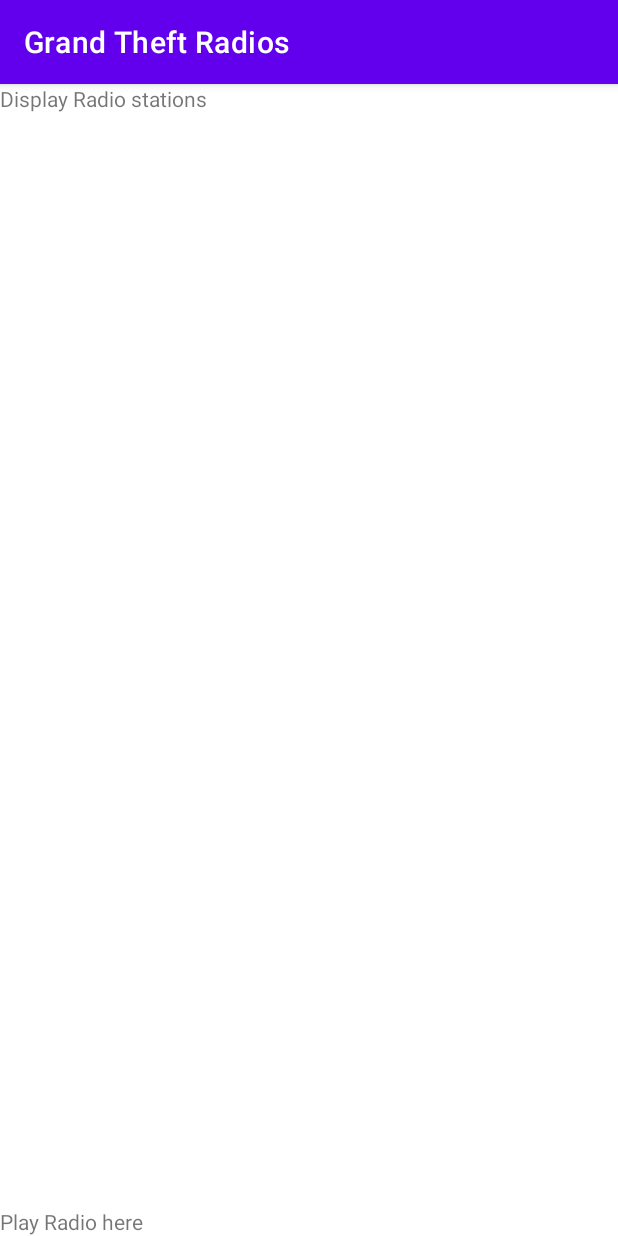
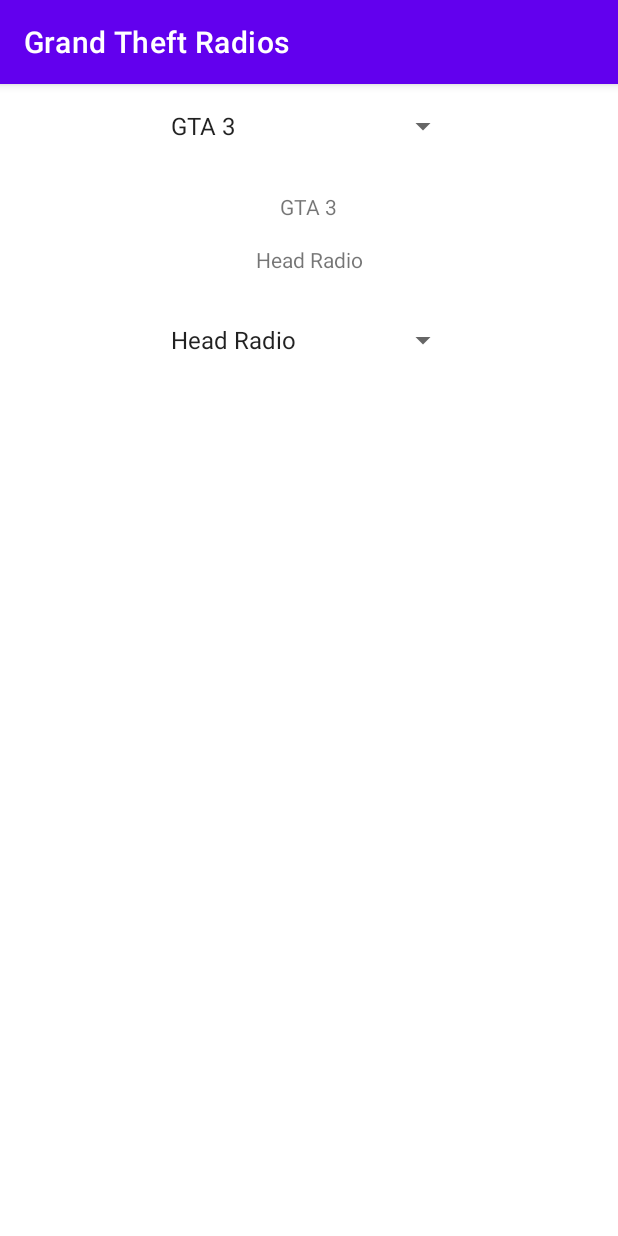
Before and after one commit to Halsey77/Grand-Theft-Radios, an Android app: the screen it shows after launch (MainActivity), on a phone screen of 412 x 824 dp. Run offline under Robolectric (Android 15) with nearby library versions, the phone set to English and light mode, and no system bars.

Commit message:
Make basic station selectoin (#1)
* set game spinner

* set stations spinner when game changes

* make text changes when game and station changes

* make text changes when game and station changes

* remove TODO

```diff
--- a/app/src/main/AndroidManifest.xml
+++ b/app/src/main/AndroidManifest.xml
@@ -16,7 +16,6 @@
                 android:exported="true">
             <intent-filter>
                 <action android:name="android.intent.action.MAIN"/>
-
                 <category android:name="android.intent.category.LAUNCHER"/>
             </intent-filter>
         </activity>
--- a/app/src/main/java/com/halsey/grandtheftradios/MainActivity.kt
+++ b/app/src/main/java/com/halsey/grandtheftradios/MainActivity.kt
@@ -2,10 +2,92 @@ package com.halsey.grandtheftradios
 
 import androidx.appcompat.app.AppCompatActivity
 import android.os.Bundle
+import android.view.View
+import android.widget.AdapterView
+import android.widget.ArrayAdapter
+import android.widget.Spinner
+import android.widget.TextView
 
 class MainActivity : AppCompatActivity() {
+
+    private lateinit var gameSpinner: Spinner
+    private lateinit var stationSpinner: Spinner
+    private lateinit var gameText: TextView
+    private lateinit var stationText: TextView
+
     override fun onCreate(savedInstanceState: Bundle?) {
         super.onCreate(savedInstanceState)
         setContentView(R.layout.activity_main)
+
+        //initialize variables
+        gameSpinner = findViewById(R.id.gameSpinner)
+        stationSpinner = findViewById(R.id.stationSpinner)
+        gameText = findViewById(R.id.gameText)
+        stationText = findViewById(R.id.stationText)
+
+        //initialize the activity
+        initialize()
+    }
+
+    private fun initialize() {
+        initGameSpinner()
+        initStationSpinner()
+    }
+
+    private fun initStationSpinner() {
+        stationSpinner.onItemSelectedListener = object : AdapterView.OnItemSelectedListener {
+            override fun onItemSelected(p0: AdapterView<*>?, p1: View?, p2: Int, p3: Long) {
+                val stationName = stationSpinner.selectedItem.toString()
+                stationText.text = stationName
+            }
+
+            override fun onNothingSelected(p0: AdapterView<*>?) {
+                //do nothing
+            }
+
+        }
+    }
+
+    private fun initGameSpinner() {
+        ArrayAdapter.createFromResource(
+            this,
+            R.array.gta_games,
+            android.R.layout.simple_spinner_item
+        ).also { adapter ->
+            adapter.setDropDownViewResource(android.R.layout.simple_spinner_dropdown_item)
+            gameSpinner.adapter = adapter
+        }
+
+        gameSpinner.setSelection(0)
+
+        //make station spinner and gameText change when game spinner changes
+        gameSpinner.onItemSelectedListener = object : AdapterView.OnItemSelectedListener {
+            override fun onItemSelected(
+                parent: AdapterView<*>,
+                view: View, position: Int, id: Long
+            ) {
+                setStationValues(position)
+                gameText.text = resources.getStringArray(R.array.gta_games)[position]
+            }
+
+            override fun onNothingSelected(parent: AdapterView<*>) {
+                //nothing happens
+            }
+        }
+    }
+
+    private fun setStationValues(position: Int) {
+        val stations = resources.getStringArray(R.array.gta_stations)[position].split(';').toTypedArray()
+
+        ArrayAdapter(
+            this,
+            android.R.layout.simple_spinner_item,
+            stations
+        ).also { adapter ->
+            adapter.setDropDownViewResource(android.R.layout.simple_spinner_dropdown_item)
+            stationSpinner.adapter = adapter
+        }
+
+        stationSpinner.setSelection(0)
     }
 }
--- a/app/src/main/java/com/halsey/grandtheftradios/fragments/PlayRadioFragment.kt
+++ /dev/null
@@ -1,60 +0,0 @@
-package com.halsey.grandtheftradios.fragments
-
-import android.os.Bundle
-import androidx.fragment.app.Fragment
-import android.view.LayoutInflater
-import android.view.View
-import android.view.ViewGroup
-import com.halsey.grandtheftradios.R
-
-// TODO: Rename parameter arguments, choose names that match
-// the fragment initialization parameters, e.g. ARG_ITEM_NUMBER
-private const val ARG_PARAM1 = "param1"
-private const val ARG_PARAM2 = "param2"
-
-/**
- * A simple [Fragment] subclass.
- * Use the [PlayRadioFragment.newInstance] factory method to
- * create an instance of this fragment.
- */
-class PlayRadioFragment : Fragment() {
-    // TODO: Rename and change types of parameters
-    private var param1: String? = null
-    private var param2: String? = null
-
-    override fun onCreate(savedInstanceState: Bundle?) {
-        super.onCreate(savedInstanceState)
-        arguments?.let {
-            param1 = it.getString(ARG_PARAM1)
-            param2 = it.getString(ARG_PARAM2)
-        }
-    }
-
-    override fun onCreateView(
-        inflater: LayoutInflater, container: ViewGroup?,
-        savedInstanceState: Bundle?
-    ): View? {
-        // Inflate the layout for this fragment
-        return inflater.inflate(R.layout.fragment_play_radio, container, false)
-    }
-
-    companion object {
-        /**
-         * Use this factory method to create a new instance of
-         * this fragment using the provided parameters.
-         *
-         * @param param1 Parameter 1.
-         * @param param2 Parameter 2.
-         * @return A new instance of fragment PlayRadioFragment.
-         */
-        // TODO: Rename and change types and number of parameters
-        @JvmStatic
-        fun newInstance(param1: String, param2: String) =
-            PlayRadioFragment().apply {
-                arguments = Bundle().apply {
-                    putString(ARG_PARAM1, param1)
-                    putString(ARG_PARAM2, param2)
-                }
-            }
-    }
-}
--- a/app/src/main/java/com/halsey/grandtheftradios/fragments/RadiosDisplayFragment.kt
+++ /dev/null
@@ -1,60 +0,0 @@
-package com.halsey.grandtheftradios.fragments
-
-import android.os.Bundle
-import androidx.fragment.app.Fragment
-import android.view.LayoutInflater
-import android.view.View
-import android.view.ViewGroup
-import com.halsey.grandtheftradios.R
-
-// TODO: Rename parameter arguments, choose names that match
-// the fragment initialization parameters, e.g. ARG_ITEM_NUMBER
-private const val ARG_PARAM1 = "param1"
-private const val ARG_PARAM2 = "param2"
-
-/**
- * A simple [Fragment] subclass.
- * Use the [RadiosDisplayFragment.newInstance] factory method to
- * create an instance of this fragment.
- */
-class RadiosDisplayFragment : Fragment() {
-    // TODO: Rename and change types of parameters
-    private var param1: String? = null
-    private var param2: String? = null
-
-    override fun onCreate(savedInstanceState: Bundle?) {
-        super.onCreate(savedInstanceState)
-        arguments?.let {
-            param1 = it.getString(ARG_PARAM1)
-            param2 = it.getString(ARG_PARAM2)
-        }
-    }
-
-    override fun onCreateView(
-        inflater: LayoutInflater, container: ViewGroup?,
-        savedInstanceState: Bundle?
-    ): View? {
-        // Inflate the layout for this fragment
-        return inflater.inflate(R.layout.fragment_radios_display, container, false)
-    }
-
-    companion object {
-        /**
-         * Use this factory method to create a new instance of
-         * this fragment using the provided parameters.
-         *
-         * @param param1 Parameter 1.
-         * @param param2 Parameter 2.
-         * @return A new instance of fragment RadiosDisplayFragment.
-         */
-        // TODO: Rename and change types and number of parameters
-        @JvmStatic
-        fun newInstance(param1: String, param2: String) =
-            RadiosDisplayFragment().apply {
-                arguments = Bundle().apply {
-                    putString(ARG_PARAM1, param1)
-                    putString(ARG_PARAM2, param2)
-                }
-            }
-    }
-}
--- a/app/src/main/res/layout/activity_main.xml
+++ b/app/src/main/res/layout/activity_main.xml
@@ -6,25 +6,26 @@
         android:layout_width="match_parent"
         android:layout_height="match_parent"
         tools:context=".MainActivity">
-
-    <fragment
-            android:layout_width="match_parent"
-            android:layout_height="match_parent"
-            android:id="@+id/radiosDisplayFragment"
-            android:name="com.halsey.grandtheftradios.fragments.RadiosDisplayFragment"
-            app:layout_constraintStart_toStartOf="parent"
-            app:layout_constraintEnd_toEndOf="parent"
-            app:layout_constraintTop_toTopOf="parent"
-    />
-
-    <fragment
-            android:id="@+id/radioPlayerFragment"
-            android:name="com.halsey.grandtheftradios.fragments.PlayRadioFragment"
-            android:layout_width="match_parent"
-            android:layout_height="wrap_content"
-            app:layout_constraintBottom_toBottomOf="parent"
-            app:layout_constraintEnd_toEndOf="parent"
-            app:layout_constraintStart_toStartOf="parent"
-    />
-
+    <Spinner
+            android:layout_width="200dp"
+            android:layout_height="wrap_content" android:id="@+id/gameSpinner"
+            app:layout_constraintTop_toTopOf="parent" app:layout_constraintStart_toStartOf="parent"
+            app:layout_constraintEnd_toEndOf="parent" android:layout_marginTop="16dp"/>
+    <TextView
+            android:layout_width="wrap_content"
+            android:layout_height="wrap_content" android:id="@+id/gameText"
+            app:layout_constraintTop_toBottomOf="@+id/gameSpinner"
+            android:layout_marginTop="32dp"
+            app:layout_constraintEnd_toEndOf="parent" app:layout_constraintStart_toStartOf="parent"/>
+    <TextView
+            android:layout_width="wrap_content"
+            android:layout_height="wrap_content" android:id="@+id/stationText"
+            app:layout_constraintTop_toBottomOf="@+id/gameText"
+            android:layout_marginTop="16dp" app:layout_constraintEnd_toEndOf="parent"
+            app:layout_constraintStart_toStartOf="parent"/>
+    <Spinner
+            android:layout_width="200dp"
+            android:layout_height="wrap_content" android:id="@+id/stationSpinner"
+            app:layout_constraintTop_toBottomOf="@+id/stationText" android:layout_marginTop="32dp"
+            app:layout_constraintStart_toStartOf="parent" app:layout_constraintEnd_toEndOf="parent"/>
 </androidx.constraintlayout.widget.ConstraintLayout>
--- a/app/src/main/res/layout/fragment_play_radio.xml
+++ /dev/null
@@ -1,14 +0,0 @@
-<?xml version="1.0" encoding="utf-8"?>
-<FrameLayout xmlns:android="http://schemas.android.com/apk/res/android"
-             xmlns:tools="http://schemas.android.com/tools"
-             android:layout_width="match_parent"
-             android:layout_height="match_parent"
-             tools:context=".fragments.PlayRadioFragment">
-
-    <!-- TODO: Update blank fragment layout -->
-    <TextView
-            android:layout_width="match_parent"
-            android:layout_height="match_parent"
-            android:text="Play Radio here"/>
-
-</FrameLayout>
--- a/app/src/main/res/layout/fragment_radios_display.xml
+++ /dev/null
@@ -1,14 +0,0 @@
-<?xml version="1.0" encoding="utf-8"?>
-<FrameLayout xmlns:android="http://schemas.android.com/apk/res/android"
-             xmlns:tools="http://schemas.android.com/tools"
-             android:layout_width="match_parent"
-             android:layout_height="match_parent"
-             tools:context=".fragments.RadiosDisplayFragment">
-
-    <!-- TODO: Update blank fragment layout -->
-    <TextView
-            android:layout_width="match_parent"
-            android:layout_height="match_parent"
-            android:text="Display Radio stations"/>
-
-</FrameLayout>
--- /dev/null
+++ b/app/src/main/res/values/gta_games.xml
@@ -0,0 +1,18 @@
+<?xml version="1.0" encoding="utf-8"?>
+<resources>
+    <string-array name="gta_games">
+        <item>GTA 3</item>
+        <item>GTA Vice City</item>
+        <item>GTA San Andreas</item>
+        <item>GTA 4</item>
+        <item>GTA 5</item>
+    </string-array>
+
+    <string-array name="gta_stations">
+        <item>Head Radio;Double Clef FM;K-JAH;Rise FM;Lips 106;Game Radio;MSX FM;Flashback 95.6;Chatterbox FM</item>
+        <item>Wildstyle;Flash FM;K-Chat;Fever 105;V-Rock;VCPR;Espantoso;Emotion 98.3;Wave 103</item>
+        <item>K-JAH West;CSR 103.9;Radio X;Master Sounds 98.3;Playback FM;Bounce FM;SF-UR;Radio Los Santos;Radio Los Santos</item>
+        <item>Vladivostok FM;Liberty Rock Radio;Liberty City Hardcore;The Journey;The Vibe 98.8;San Juan Sounds;The Beat 102.7;Electro-Choc;Fusion FM</item>
+        <item>Los Santos Rock Radio;Non-Stop Pop FM;Radio Los Santos;Channel X;West Coast Classics;Rebel Radio;Soulwax FM;East Los FM;West Coast Talk Radio</item>
+    </string-array>
+</resources>
```
